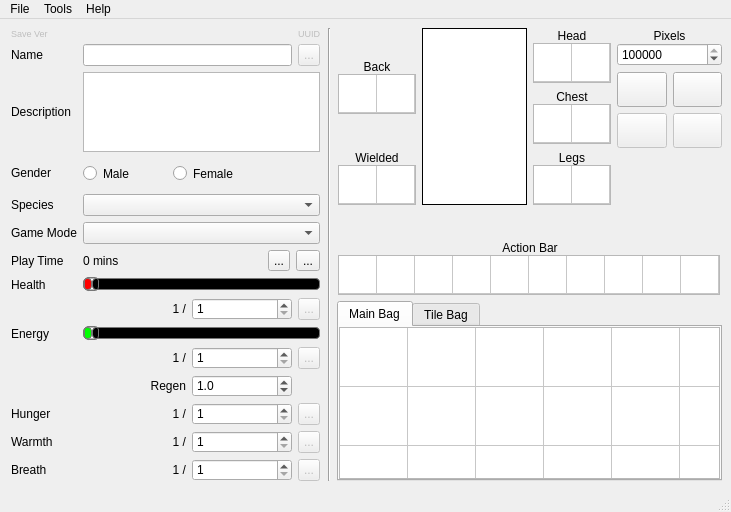
Above: starcheat/templates/MainWindow.ui from wizzomafizzo/starcheat before the change. Below: the same form after it.
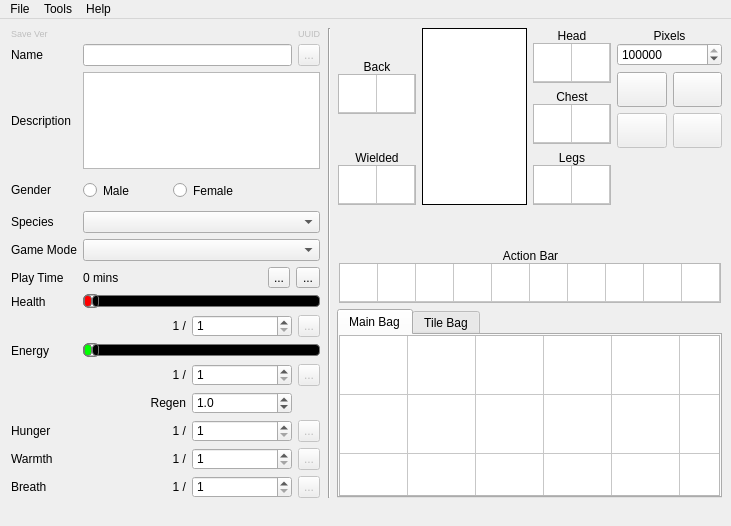
That is the form after the change. Icons and pictures are not drawn.

Patch:
```diff
--- a/starcheat/templates/MainWindow.ui
+++ b/starcheat/templates/MainWindow.ui
@@ -7,13 +7,19 @@
     <x>0</x>
     <y>0</y>
     <width>731</width>
-    <height>512</height>
+    <height>526</height>
    </rect>
   </property>
   <property name="minimumSize">
    <size>
     <width>731</width>
-    <height>512</height>
+    <height>526</height>
+   </size>
+  </property>
+  <property name="maximumSize">
+   <size>
+    <width>731</width>
+    <height>526</height>
    </size>
   </property>
   <property name="windowTitle">
@@ -1714,7 +1720,7 @@
          <number>0</number>
         </property>
         <property name="leftMargin">
-         <number>1</number>
+         <number>2</number>
         </property>
         <item>
          <widget class="QLabel" name="action_bar_label">
@@ -2288,7 +2294,11 @@
    <addaction name="menuTools"/>
    <addaction name="menuHelp"/>
   </widget>
-  <widget class="QStatusBar" name="statusbar"/>
+  <widget class="QStatusBar" name="statusbar">
+   <property name="sizeGripEnabled">
+    <bool>false</bool>
+   </property>
+  </widget>
   <action name="actionOpen">
    <property name="icon">
     <iconset resource="../resources.qrc">
```
Left out of the diff: 10 changed lines with no effect on the pictures.
